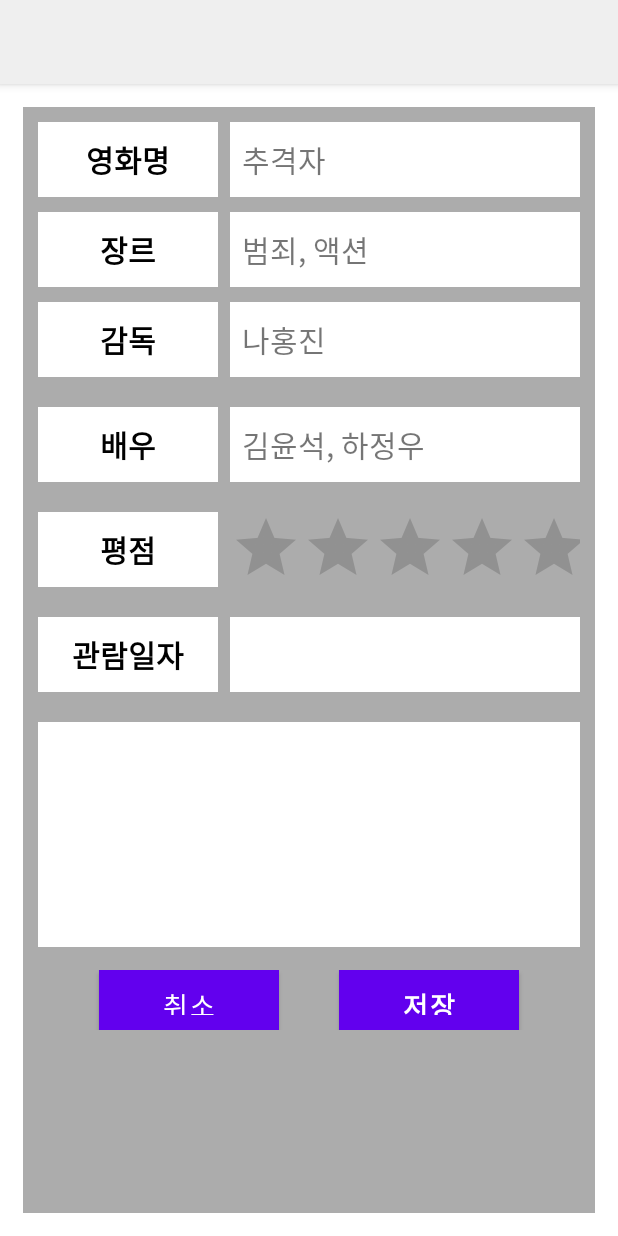
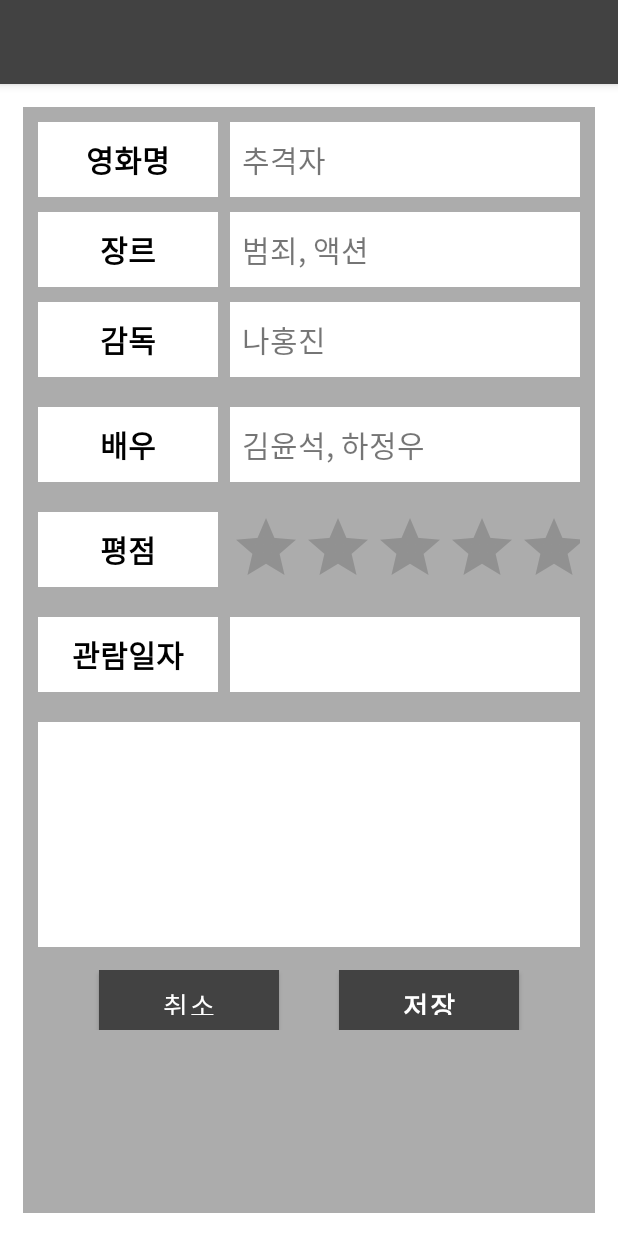
Before and after one commit to ParkSongSal/MovieLikeProject, an Android app: the MovieDetailActivity screen opened directly, with no data from a screen before it, on a phone screen of 412 x 824 dp. Run offline under Robolectric (Android 15) with nearby library versions, the phone set to English and light mode, and no system bars; 7 statements that could not run were skipped.

Commit message:
color 수정

```diff
--- a/app/src/main/java/com/example/movielikeproject/MovieWriteActivity.java
+++ b/app/src/main/java/com/example/movielikeproject/MovieWriteActivity.java
@@ -201,6 +201,8 @@ public class MovieWriteActivity extends AppCompatActivity {
     }
     private void cancel() {
         setResult(RESULT_CANCELED);
+        intent = new Intent(this, MainActivity.class);
+        startActivity(intent);
         finish();
     }
 
--- a/app/src/main/res/layout/activity_movie_write.xml
+++ b/app/src/main/res/layout/activity_movie_write.xml
@@ -19,6 +19,7 @@
             android:layout_width="match_parent"
             android:layout_height="?attr/actionBarSize"
             android:background="@color/colorPrimary"
+            app:titleTextColor="@color/white"
             app:popupTheme="@style/AppTheme">
 
         </androidx.appcompat.widget.Toolbar>
@@ -162,6 +163,7 @@
                 android:layout_width="wrap_content"
                 android:layout_height="wrap_content"
                 android:isIndicator="false"
+                android:theme="@style/RatingBar"
                 android:max="5"
                 android:numStars="5"
                 android:rating="0"
--- a/app/src/main/res/layout/item_movie.xml
+++ b/app/src/main/res/layout/item_movie.xml
@@ -13,7 +13,7 @@
         android:layout_width="match_parent"
         android:layout_height="200dp"
         android:orientation="vertical"
-        android:background="@drawable/bg2"
+        android:background="@color/colorPrimaryLight"
         android:id="@+id/Linear1">
 
         <LinearLayout
@@ -84,7 +84,7 @@
                 android:layout_width="wrap_content"
                 android:layout_height="wrap_content"
                 android:layout_marginStart="20dp"
-                android:isIndicator="false"
+                android:isIndicator="true"
                 android:layout_gravity="center"
                 android:max="5"
                 android:numStars="5"
--- a/app/src/main/res/values-night/themes.xml
+++ b/app/src/main/res/values-night/themes.xml
@@ -13,4 +13,9 @@
         <item name="android:statusBarColor" tools:targetApi="l">?attr/colorPrimaryVariant</item>
         <!-- Customize your theme here. -->
     </style>
+
+    <style name="RatingBar" parent="Theme.AppCompat">
+        <item name="colorControlNormal">@color/colorPrimaryLight</item>
+        <item name="colorControlActivated">@color/teal_200</item>
+    </style>
 </resources>
--- a/app/src/main/res/values/colors.xml
+++ b/app/src/main/res/values/colors.xml
@@ -9,8 +9,12 @@
     <color name="white">#FFFFFFFF</color>
     <color name="colorGray">#ACACAC</color>
 
-    <color name="colorPrimary">#efefef</color>
-    <color name="colorPrimaryDark">#AC85B9</color>
-    <color name="colorAccent">#D81B60</color>
+    <color name="colorPrimary">#424242</color>
+    <color name="colorPrimaryDark">#1b1b1b</color>
+    <color name="colorPrimaryLight">#6d6d6d</color>
 
+    <color name="colorAccent">#FF03DAC5</color>
+    <color name="colorSecondary">#757575</color>
+    <color name="colorSecondaryDark">#494949</color>
+    <color name="colorSecondaryLight">#a4a4a4</color>
 </resources>
--- a/app/src/main/res/values/themes.xml
+++ b/app/src/main/res/values/themes.xml
@@ -2,13 +2,13 @@
     <!-- Base application theme. -->
     <style name="Theme.MovieLikeProject" parent="Theme.MaterialComponents.DayNight.NoActionBar">
         <!-- Primary brand color. -->
-        <item name="colorPrimary">@color/purple_500</item>
-        <item name="colorPrimaryVariant">@color/purple_700</item>
+        <item name="colorPrimary">@color/colorPrimary</item>
+        <item name="colorPrimaryVariant">@color/colorPrimaryDark</item>
         <item name="colorOnPrimary">@color/white</item>
         <!-- Secondary brand color. -->
-        <item name="colorSecondary">@color/teal_200</item>
-        <item name="colorSecondaryVariant">@color/teal_700</item>
-        <item name="colorOnSecondary">@color/black</item>
+        <item name="colorSecondary">@color/colorSecondary</item>
+        <item name="colorSecondaryVariant">@color/colorSecondaryDark</item>
+        <item name="colorOnSecondary">@color/white</item>
         <!-- Status bar color. -->
         <item name="android:statusBarColor" tools:targetApi="l">?attr/colorPrimaryVariant</item>
         <!-- Customize your theme here. -->
```
